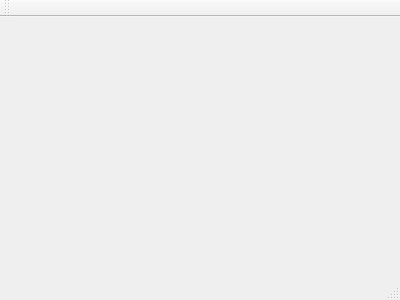
First picture: the form in p2/mainwindow.ui, repository boliu68/CV_HW, before the edit.
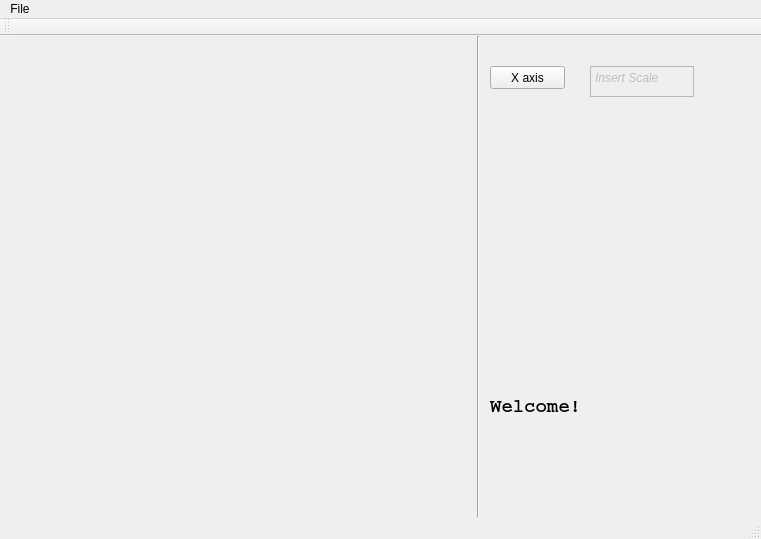
Second picture: the form after the edit.

```diff
--- a/p2/mainwindow.ui
+++ b/p2/mainwindow.ui
@@ -1,24 +1,139 @@
 <ui version="4.0">
  <class>MainWindow</class>
- <widget class="QMainWindow" name="MainWindow" >
-  <property name="geometry" >
+ <widget class="QMainWindow" name="MainWindow">
+  <property name="geometry">
    <rect>
     <x>0</x>
     <y>0</y>
-    <width>400</width>
-    <height>300</height>
+    <width>761</width>
+    <height>539</height>
    </rect>
   </property>
   <property name="windowTitle" >
    <string>MainWindow</string>
   </property>
-  <widget class="QMenuBar" name="menuBar" />
-  <widget class="QToolBar" name="mainToolBar" />
-  <widget class="QWidget" name="centralWidget" />
-  <widget class="QStatusBar" name="statusBar" />
+  <widget class="QWidget" name="centralWidget">
+   <widget class="QLabel" name="ShowImage">
+    <property name="geometry">
+     <rect>
+      <x>10</x>
+      <y>0</y>
+      <width>381</width>
+      <height>491</height>
+     </rect>
+    </property>
+    <property name="text">
+     <string/>
+    </property>
+   </widget>
+   <widget class="Line" name="line">
+    <property name="geometry">
+     <rect>
+      <x>470</x>
+      <y>0</y>
+      <width>16</width>
+      <height>501</height>
+     </rect>
+    </property>
+    <property name="orientation">
+     <enum>Qt::Vertical</enum>
+    </property>
+   </widget>
+   <widget class="QPushButton" name="Vanish_Point">
+    <property name="enabled">
+     <bool>true</bool>
+    </property>
+    <property name="geometry">
+     <rect>
+      <x>490</x>
+      <y>30</y>
+      <width>75</width>
+      <height>23</height>
+     </rect>
+    </property>
+    <property name="text">
+     <string>X axis</string>
+    </property>
+   </widget>
+   <widget class="QLabel" name="infobox">
+    <property name="geometry">
+     <rect>
+      <x>490</x>
+      <y>270</y>
+      <width>250</width>
+      <height>200</height>
+     </rect>
+    </property>
+    <property name="font">
+     <font>
+      <family>Courier</family>
+      <pointsize>14</pointsize>
+      <weight>75</weight>
+      <bold>true</bold>
+     </font>
+    </property>
+    <property name="text">
+     <string>Welcome!</string>
+    </property>
+    <property name="wordWrap">
+     <bool>true</bool>
+    </property>
+   </widget>
+   <widget class="QPlainTextEdit" name="int_scale">
+    <property name="enabled">
+     <bool>false</bool>
+    </property>
+    <property name="geometry">
+     <rect>
+      <x>590</x>
+      <y>30</y>
+      <width>104</width>
+      <height>31</height>
+     </rect>
+    </property>
+    <property name="font">
+     <font>
+      <italic>true</italic>
+     </font>
+    </property>
+    <property name="plainText">
+     <string>Insert Scale</string>
+    </property>
+   </widget>
+  </widget>
+  <widget class="QMenuBar" name="menuBar">
+   <property name="geometry">
+    <rect>
+     <x>0</x>
+     <y>0</y>
+     <width>761</width>
+     <height>21</height>
+    </rect>
+   </property>
+   <widget class="QMenu" name="menuFile">
+    <property name="title">
+     <string>File</string>
+    </property>
+    <addaction name="Load_Image"/>
+   </widget>
+   <addaction name="menuFile"/>
+  </widget>
+  <widget class="QToolBar" name="mainToolBar">
+   <attribute name="toolBarArea">
+    <enum>TopToolBarArea</enum>
+   </attribute>
+   <attribute name="toolBarBreak">
+    <bool>false</bool>
+   </attribute>
+  </widget>
+  <widget class="QStatusBar" name="statusBar"/>
+  <action name="Load_Image">
+   <property name="text">
+    <string>Load Image</string>
+   </property>
+  </action>
  </widget>
- <layoutDefault spacing="6" margin="11" />
- <pixmapfunction></pixmapfunction>
+ <layoutdefault spacing="6" margin="11"/>
  <resources/>
  <connections/>
 </ui>
```
Left out of the diff: 42 changed lines with no effect on the pictures.
